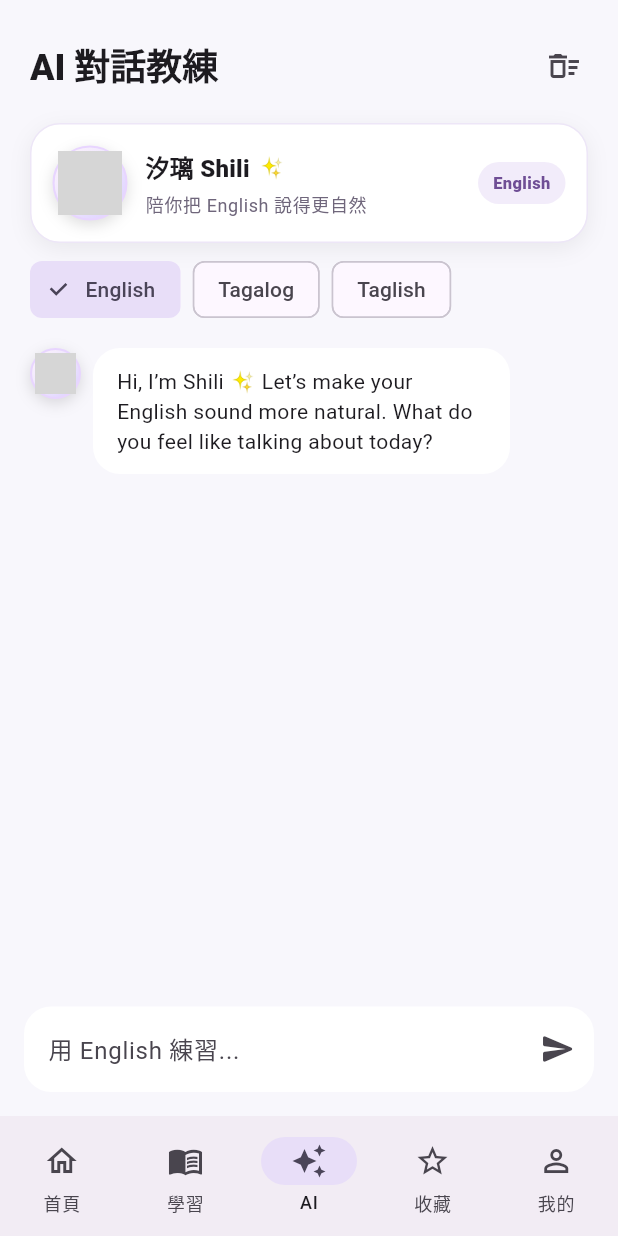
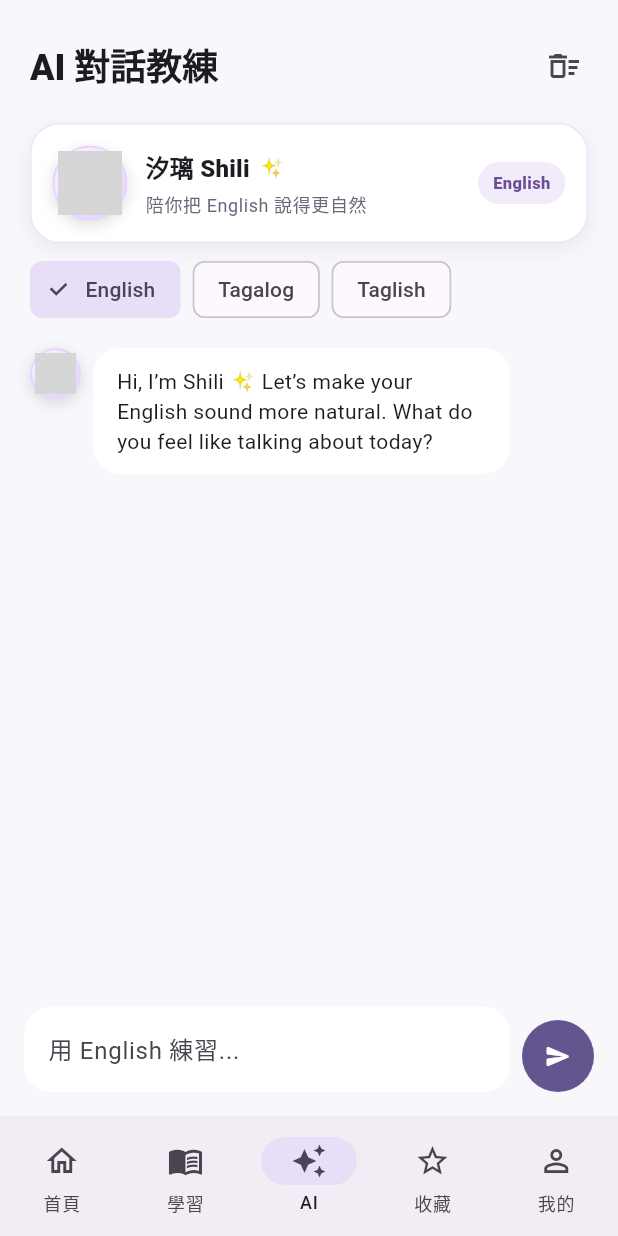
Before and after one commit to jiao1321-del/linguamate, a Flutter app: the screen it shows after launch, item 3 of the bottom bar chosen, on a phone screen of 412 x 824 dp. Run offline on Flutter 3.47's test engine with Material 3 defaults, Android fonts, the phone set to English and light mode, and no system bars; our stand-ins replace shared_preferences; grey boxes are pictures that could not be loaded.

Commit message:
fix(v1.6.1): make iOS PWA chat send reliable

```diff
--- a/lib/screens/ai_chat_screen.dart
+++ b/lib/screens/ai_chat_screen.dart
@@ -110,6 +110,14 @@ class _AiChatScreenState extends State<AiChatScreen> {
     );
   }
 
+  Future<void> _persistConversationSafely() async {
+    try {
+      await _persistConversation();
+    } catch (_) {
+      // Local persistence must never block sending a chat message.
+    }
+  }
+
   Future<void> _changeTarget(String language) async {
     if (_isRestoring ||
         _isSending ||
@@ -144,8 +152,15 @@ class _AiChatScreenState extends State<AiChatScreen> {
   }
 
   Future<void> _sendMessage() async {
+    if (_isRestoring || _isSending || _savingIndex != null) return;
+
+    // On iOS PWA, committing an IME composition can happen only after focus
+    // leaves the text field. Unfocus first, then read the finalized text.
+    FocusManager.instance.primaryFocus?.unfocus();
+    await Future<void>.delayed(const Duration(milliseconds: 30));
+
     final message = _controller.text.trim();
-    if (message.isEmpty || _isRestoring || _isSending) return;
+    if (message.isEmpty) return;
 
     final history = _entries
         .map(
@@ -162,8 +177,11 @@ class _AiChatScreenState extends State<AiChatScreen> {
       _isSending = true;
       _error = null;
     });
-    await _persistConversation();
     _scrollToBottom();
+
+    // Saving chat history is best-effort. A storage issue must not prevent
+    // the actual AI request from being sent.
+    await _persistConversationSafely();
 
     try {
       final reply = await widget.onSend(
@@ -182,7 +200,7 @@ class _AiChatScreenState extends State<AiChatScreen> {
           ),
         );
       });
-      await _persistConversation();
+      await _persistConversationSafely();
       _scrollToBottom();
     } catch (error) {
       if (!mounted) return;
@@ -345,9 +363,14 @@ class _AiChatScreenState extends State<AiChatScreen> {
             ),
           Padding(
             padding: const EdgeInsets.fromLTRB(16, 4, 16, 16),
+            child: Row(
+              crossAxisAlignment: CrossAxisAlignment.end,
+              children: [
+                Expanded(
                   child: TextField(
                     controller: _controller,
-              enabled: !_isRestoring && !_isSending && _savingIndex == null,
+                    enabled:
+                        !_isRestoring && !_isSending && _savingIndex == null,
                     minLines: 1,
                     maxLines: 4,
                     textInputAction: TextInputAction.send,
@@ -362,21 +385,35 @@ class _AiChatScreenState extends State<AiChatScreen> {
                         borderRadius: BorderRadius.circular(18),
                         borderSide: BorderSide.none,
                       ),
-                suffixIcon: IconButton(
-                  tooltip: '送出',
+                    ),
+                  ),
+                ),
+                const SizedBox(width: 8),
+                SizedBox(
+                  width: 48,
+                  height: 48,
+                  child: FilledButton(
+                    key: const ValueKey('send-chat-message'),
+                    style: FilledButton.styleFrom(
+                      padding: EdgeInsets.zero,
+                      shape: const CircleBorder(),
+                    ),
                     onPressed:
                         _isRestoring || _isSending || _savingIndex != null
                             ? null
                             : _sendMessage,
-                  icon: _isSending
+                    child: _isSending
                         ? const SizedBox(
                             width: 20,
                             height: 20,
-                          child: CircularProgressIndicator(strokeWidth: 2),
+                            child: CircularProgressIndicator(
+                              strokeWidth: 2,
+                            ),
                           )
                         : const Icon(Icons.send_rounded),
                   ),
                 ),
+              ],
             ),
           ),
         ],
```
Lines whose indentation alone changed are shown as unchanged.
